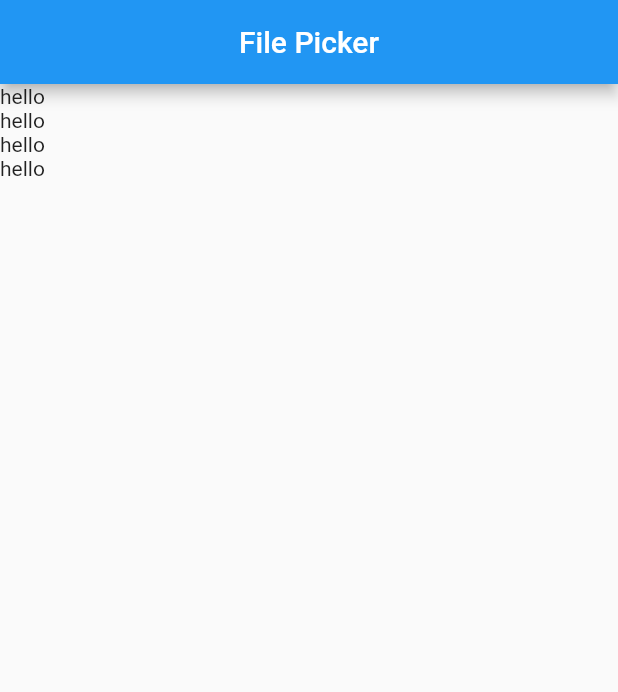
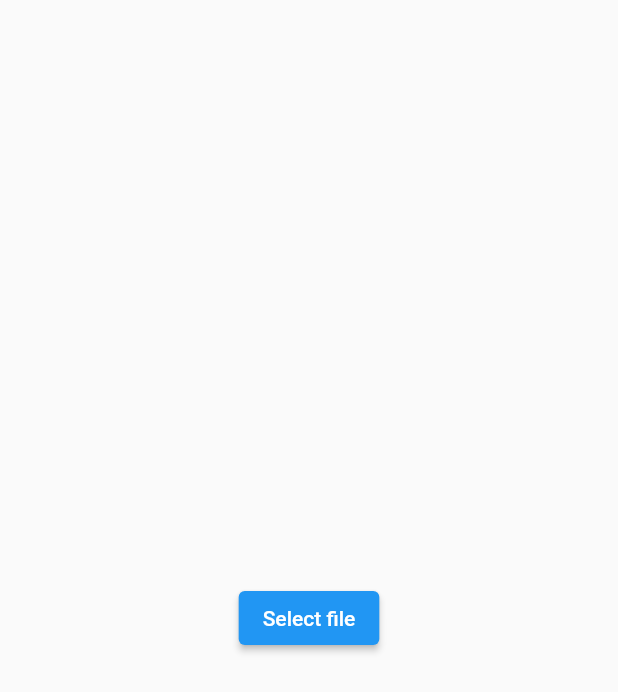
Before and after one commit to Salarhakro/filepicker, a Flutter app: the screen it shows after launch, on a phone screen of 412 x 824 dp. Shown: the top 692 px of the screen. Run offline on Flutter 3.47's test engine with Material 2 defaults, Android fonts, the light colour scheme and no system bars; our stand-ins replace image_picker.

Commit message:
file picker added

```diff
--- a/lib/main.dart
+++ b/lib/main.dart
@@ -1,33 +1,53 @@
+import 'dart:io';
 import 'package:flutter/material.dart';
+import 'package:image_picker/image_picker.dart';
 
 void main(List<String> args) {
-  runApp(MyApp());
+  runApp(Add());
 }
 
-class MyApp extends StatefulWidget {
-  const MyApp({super.key});
+class Add extends StatefulWidget {
+  const Add({super.key});
 
   @override
-  State<MyApp> createState() => _MyAppState();
+  State<Add> createState() => _AddState();
 }
 
-class _MyAppState extends State<MyApp> {
+class _AddState extends State<Add> {
+  File? imageFile;
+
+  void selectFile() async {
+    XFile? file = await ImagePicker().pickImage(
+        source: ImageSource.gallery, maxHeight: 1800, maxWidth: 1800);
+
+    if (file != null) {
+      setState(() {
+        imageFile = File(file.path);
+      });
+    }
+  }
+
   @override
   Widget build(BuildContext context) {
     return MaterialApp(
       home: Scaffold(
-        appBar: AppBar(
-          centerTitle: true,
-          title: Text('File Picker'),
-        ),
-        body: Column(
+        body: Center(
+            child: Column(
+          mainAxisAlignment: MainAxisAlignment.center,
           children: [
-            Text('hello'),
-            Text('hello'),
-            Text('hello'),
-            Text('hello'),
+            if (imageFile != null)
+              Expanded(
+                child: Container(
+                  child: Image.file(
+                    File(imageFile!.path),
+                    fit: BoxFit.cover,
+                  ),
+                ),
+              ),
+            ElevatedButton(
+                onPressed: selectFile, child: const Text('Select file'))
           ],
-        ),
+        )),
       ),
     );
   }
--- a/pubspec.yaml
+++ b/pubspec.yaml
@@ -36,6 +36,7 @@ dependencies:
   # The following adds the Cupertino Icons font to your application.
   # Use with the CupertinoIcons class for iOS style icons.
   cupertino_icons: ^1.0.2
+  image_picker: ^0.8.7
 
 dev_dependencies:
   flutter_test:
```
Also changed, not shown: pubspec.lock, 2 other files.
